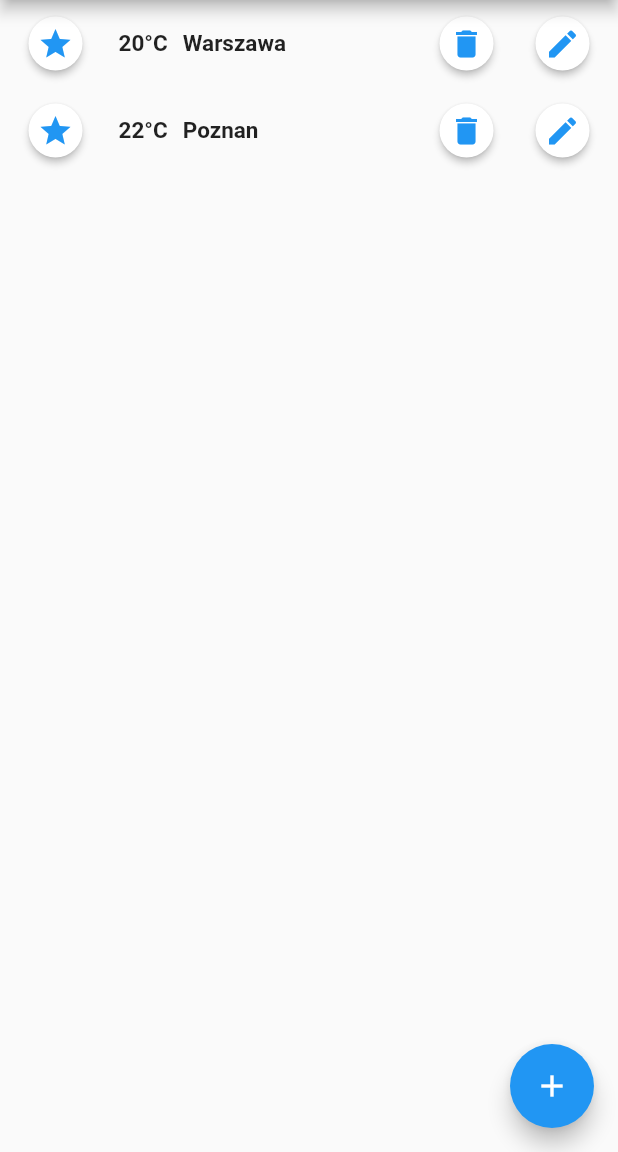
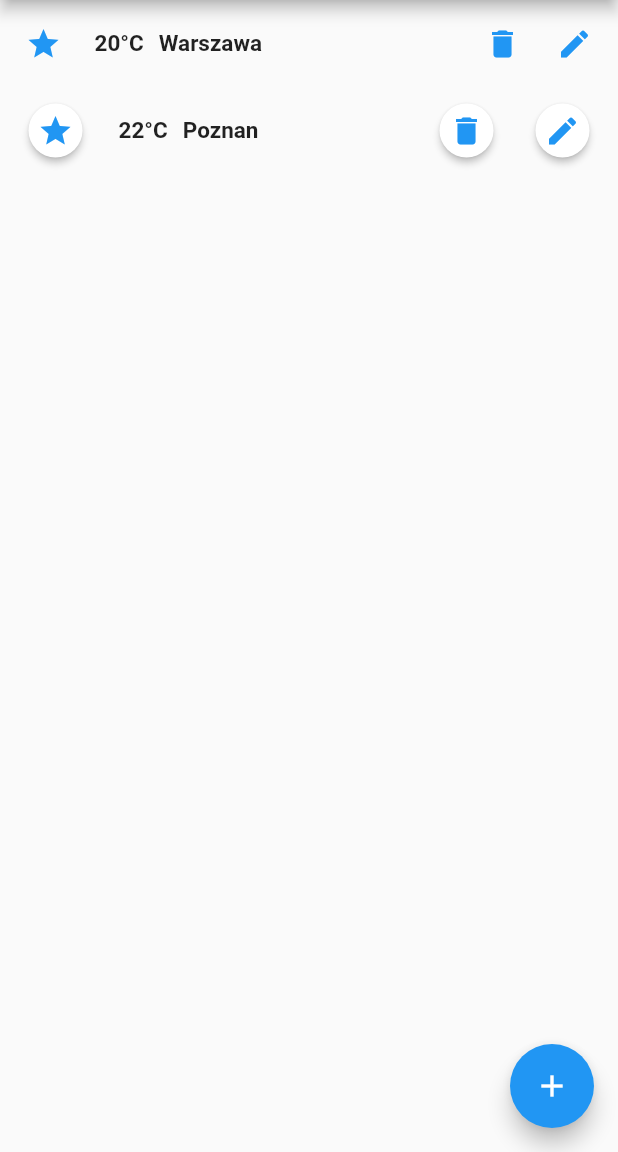
Before and after one commit to karolstypka/weather_app, a Flutter app: the screen it shows after launch, after a tap on the "star" icon, on a phone screen of 412 x 824 dp, the part 84-1236 px from its top. Run offline on Flutter 3.47's test engine with Material 2 defaults, Android fonts, the phone set to English and light mode, and no system bars.

Commit message:
Add IconButtons

```diff
--- a/lib/main.dart
+++ b/lib/main.dart
@@ -30,6 +30,7 @@ class HomePage extends StatefulWidget {
 }
 
 class _HomePageState extends State<HomePage> {
+  Color _iconColor = Colors.grey;
   @override
   Widget build(BuildContext context) {
     return Scaffold(
@@ -61,17 +62,32 @@ class _HomePageState extends State<HomePage> {
             ),
             child: Row(
               children: [
-                ElevatedButton(
-                  onPressed: () {},
-                  style: ElevatedButton.styleFrom(
-                    primary: Colors.white,
-                    shape: const CircleBorder(),
-                  ),
-                  child: const Icon(
-                    Icons.star,
-                    color: Colors.blue,
-                  ),
+                IconButton(
+                  onPressed: () {
+                    setState(
+                      () {
+                        if (_iconColor == Colors.grey) {
+                          _iconColor = Colors.blue;
+                        } else {
+                          _iconColor = Colors.grey;
+                        }
+                      },
+                    );
+                  },
+                  icon: const Icon(Icons.star),
+                  color: _iconColor,
                 ),
+                // ElevatedButton(
+                //   onPressed: () {},
+                //   style: ElevatedButton.styleFrom(
+                //     primary: Colors.white,
+                //     shape: const CircleBorder(),
+                //   ),
+                //   child: const Icon(
+                //     Icons.star,
+                //     color: Colors.blue,
+                //   ),
+                // ),
                 const SizedBox(width: 10),
                 const Text(
                   '20°C',
@@ -90,34 +106,44 @@ class _HomePageState extends State<HomePage> {
                     ),
                   ),
                 ),
-                ElevatedButton(
+                IconButton(
                   onPressed: () {},
-                  style: ElevatedButton.styleFrom(
-                    primary: Colors.white,
-                    shape: const CircleBorder(),
-                  ),
-                  child: const Icon(
-                    Icons.delete,
-                    color: Colors.blue,
-                  ),
+                  icon: const Icon(Icons.delete),
+                  color: Colors.blue,
                 ),
-                ElevatedButton(
-                  onPressed: () {
-                    Navigator.of(context).push(
-                      MaterialPageRoute(
-                        builder: (context) => const AddPage(),
-                      ),
-                    );
-                  },
-                  style: ElevatedButton.styleFrom(
-                    primary: Colors.white,
-                    shape: const CircleBorder(),
-                  ),
-                  child: const Icon(
-                    Icons.edit,
-                    color: Colors.blue,
-                  ),
+                // ElevatedButton(
+                //   onPressed: () {},
+                //   style: ElevatedButton.styleFrom(
+                //     primary: Colors.white,
+                //     shape: const CircleBorder(),
+                //   ),
+                //   child: const Icon(
+                //     Icons.delete,
+                //     color: Colors.blue,
+                //   ),
+                // ),
+                IconButton(
+                  onPressed: () {},
+                  icon: const Icon(Icons.edit),
+                  color: Colors.blue,
                 ),
+                // ElevatedButton(
+                //   onPressed: () {
+                //     Navigator.of(context).push(
+                //       MaterialPageRoute(
+                //         builder: (context) => const AddPage(),
+                //       ),
+                //     );
+                //   },
+                //   style: ElevatedButton.styleFrom(
+                //     primary: Colors.white,
+                //     shape: const CircleBorder(),
+                //   ),
+                //   child: const Icon(
+                //     Icons.edit,
+                //     color: Colors.blue,
+                //   ),
+                // ),
               ],
             ),
           ),
```
